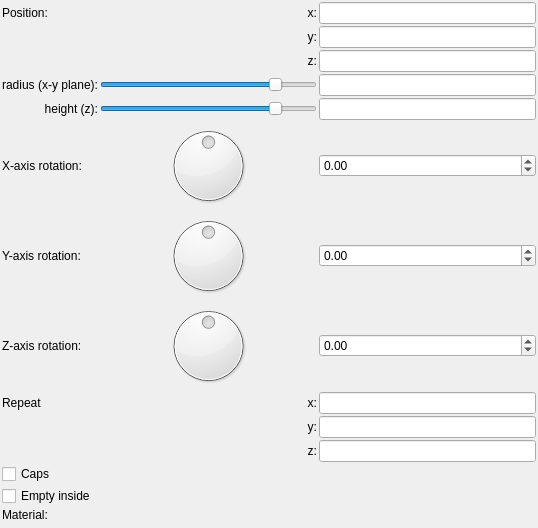
buddhi1980/mandelbulber2, file mandelbulber2/formula/ui/primitive_cone.ui: the form before one commit.
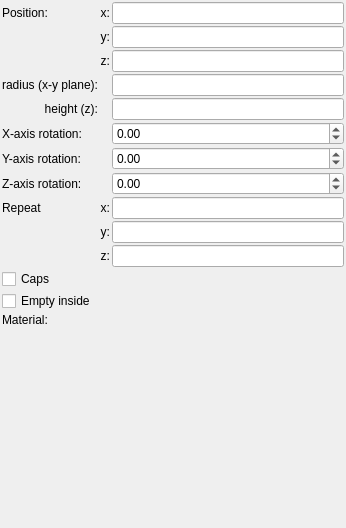
The form after the commit. Custom widgets are drawn as their Qt base class.

Commit message: Cleaned up more fractal UIs and all UIs for primitives.

What changed in the file:
```diff
--- a/mandelbulber2/formula/ui/primitive_cone.ui
+++ b/mandelbulber2/formula/ui/primitive_cone.ui
@@ -6,7 +6,7 @@
    <rect>
     <x>0</x>
     <y>0</y>
-    <width>538</width>
+    <width>346</width>
     <height>528</height>
    </rect>
   </property>
@@ -89,44 +89,6 @@
        </property>
       </widget>
      </item>
-     <item row="3" column="1">
-      <widget class="QSlider" name="logslider_radius">
-       <property name="sizePolicy">
-        <sizepolicy hsizetype="Expanding" vsizetype="Maximum">
-         <horstretch>0</horstretch>
-         <verstretch>0</verstretch>
-        </sizepolicy>
-       </property>
-       <property name="sizeIncrement">
-        <size>
-         <width>0</width>
-         <height>0</height>
-        </size>
-       </property>
-       <property name="minimum">
-        <number>-1500</number>
-       </property>
-       <property name="maximum">
-        <number>300</number>
-       </property>
-       <property name="orientation">
-        <enum>Qt::Horizontal</enum>
-       </property>
-      </widget>
-     </item>
-     <item row="6" column="1">
-      <widget class="QDial" name="dial3_rotation_y">
-       <property name="minimum">
-        <number>-18000</number>
-       </property>
-       <property name="maximum">
-        <number>18000</number>
-       </property>
-       <property name="wrapping">
-        <bool>true</bool>
-       </property>
-      </widget>
-     </item>
      <item row="4" column="0">
       <widget class="QLabel" name="label_16">
        <property name="text">
@@ -189,19 +151,6 @@
        </property>
       </widget>
      </item>
-     <item row="7" column="1">
-      <widget class="QDial" name="dial3_rotation_z">
-       <property name="minimum">
-        <number>-18000</number>
-       </property>
-       <property name="maximum">
-        <number>18000</number>
-       </property>
-       <property name="wrapping">
-        <bool>true</bool>
-       </property>
-      </widget>
-     </item>
      <item row="10" column="2">
       <widget class="MyLineEdit" name="vect3_repeat_z">
        <property name="sizePolicy">
@@ -246,19 +195,6 @@
        </property>
       </widget>
      </item>
-     <item row="5" column="1">
-      <widget class="QDial" name="dial3_rotation_x">
-       <property name="minimum">
-        <number>-18000</number>
-       </property>
-       <property name="maximum">
-        <number>18000</number>
-       </property>
-       <property name="wrapping">
-        <bool>true</bool>
-       </property>
-      </widget>
-     </item>
      <item row="3" column="0">
       <widget class="QLabel" name="label_14">
        <property name="text">
@@ -279,31 +215,6 @@
        </property>
       </widget>
      </item>
-     <item row="4" column="1">
-      <widget class="QSlider" name="logslider_height">
-       <property name="sizePolicy">
-        <sizepolicy hsizetype="Expanding" vsizetype="Maximum">
-         <horstretch>0</horstretch>
-         <verstretch>0</verstretch>
-        </sizepolicy>
-       </property>
-       <property name="sizeIncrement">
-        <size>
-         <width>0</width>
-         <height>0</height>
-        </size>
-       </property>
-       <property name="minimum">
-        <number>-1500</number>
-       </property>
-       <property name="maximum">
-        <number>300</number>
-       </property>
-       <property name="orientation">
-        <enum>Qt::Horizontal</enum>
-       </property>
-      </widget>
-     </item>
      <item row="7" column="2">
       <widget class="MyDoubleSpinBox" name="spinboxd3_rotation_z">
        <property name="sizePolicy">
@@ -392,32 +303,6 @@
        </property>
       </widget>
      </item>
-     <item row="11" column="0" colspan="2">
-      <widget class="MyCheckBox" name="checkBox_caps">
-       <property name="sizePolicy">
-        <sizepolicy hsizetype="Minimum" vsizetype="Maximum">
-         <horstretch>0</horstretch>
-         <verstretch>0</verstretch>
-        </sizepolicy>
-       </property>
-       <property name="text">
-        <string>Caps</string>
-       </property>
-      </widget>
-     </item>
-     <item row="12" column="0" colspan="2">
-      <widget class="MyCheckBox" name="checkBox_empty">
-       <property name="sizePolicy">
-        <sizepolicy hsizetype="Minimum" vsizetype="Maximum">
-         <horstretch>0</horstretch>
-         <verstretch>0</verstretch>
-        </sizepolicy>
-       </property>
-       <property name="text">
-        <string>Empty inside</string>
-       </property>
-      </widget>
-     </item>
      <item row="0" column="1">
       <widget class="QLabel" name="label_11">
        <property name="text">
@@ -445,6 +330,32 @@
        </property>
       </widget>
      </item>
+     <item row="11" column="0" colspan="3">
+      <widget class="MyCheckBox" name="checkBox_caps">
+       <property name="sizePolicy">
+        <sizepolicy hsizetype="Minimum" vsizetype="Maximum">
+         <horstretch>0</horstretch>
+         <verstretch>0</verstretch>
+        </sizepolicy>
+       </property>
+       <property name="text">
+        <string>Caps</string>
+       </property>
+      </widget>
+     </item>
+     <item row="12" column="0" colspan="3">
+      <widget class="MyCheckBox" name="checkBox_empty">
+       <property name="sizePolicy">
+        <sizepolicy hsizetype="Minimum" vsizetype="Maximum">
+         <horstretch>0</horstretch>
+         <verstretch>0</verstretch>
+        </sizepolicy>
+       </property>
+       <property name="text">
+        <string>Empty inside</string>
+       </property>
+      </widget>
+     </item>
     </layout>
    </item>
    <item>
```
Left out of the diff: 5 changed lines with no effect on the pictures. The commit also changes 15 other files.
